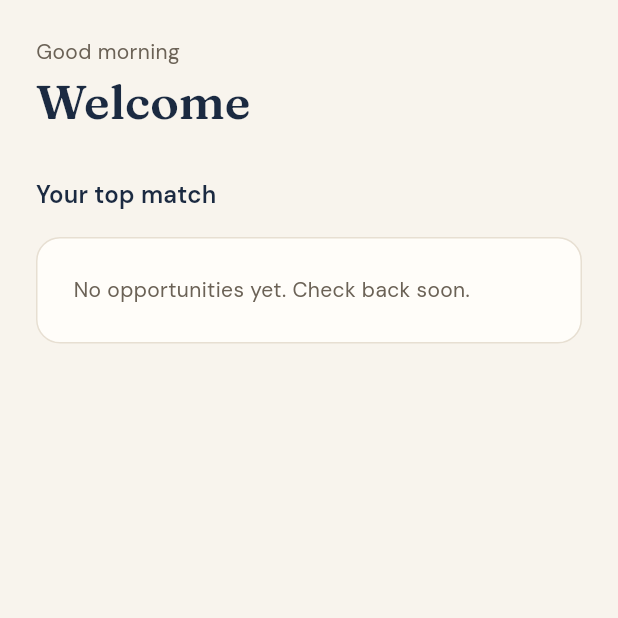
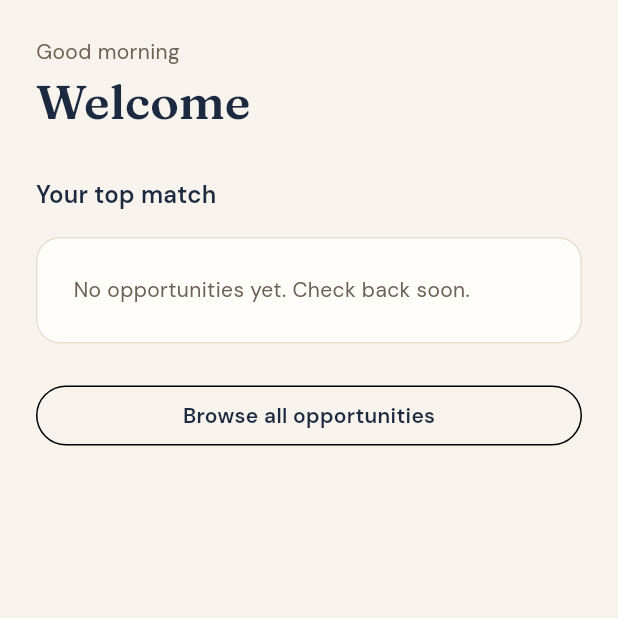
Before and after one commit to teniolaiji/Hatch_MobileDev_Formative2, a Flutter app: the StudentHomeScreen screen opened by its route, on a phone screen of 412 x 824 dp, the top half of it. Run offline on Flutter 3.47's test engine with Material 3 defaults, Android fonts, the phone set to English and light mode, and no system bars; our stand-ins replace cloud_firestore, firebase_auth, firebase_core, flutter_riverpod, go_router, google_fonts; accounts and stored records are empty.

Commit message:
Add Discover route and home entry point

```diff
--- a/lib/router/app_router.dart
+++ b/lib/router/app_router.dart
@@ -9,6 +9,7 @@ import '../screens/signup_screen.dart';
 import '../screens/role_selection_screen.dart';
 import '../screens/student_home_screen.dart';
 import '../screens/home_screen.dart';
+import 'package:hatch/screens/discover_screen.dart';
 
 class Routes {
   Routes._();
@@ -17,6 +18,7 @@ class Routes {
   static const signup = '/signup';
   static const welcome = '/welcome';
   static const onboarding = '/onboarding';
+  static const discover = '/discover';
 }
 
 class _RouterNotifier extends ChangeNotifier {
@@ -73,6 +75,10 @@ final routerProvider = Provider<GoRouter>((ref) {
         path: Routes.home,
         builder: (context, state) => const StudentHomeScreen(),
       ),
+      GoRoute(
+        path: Routes.discover,
+        builder: (context, state) => const DiscoverScreen(),
+      ),
     ],
   );
 });
--- a/lib/screens/student_home_screen.dart
+++ b/lib/screens/student_home_screen.dart
@@ -6,6 +6,8 @@ import '../utils/greeting.dart';
 import '../models/opportunity.dart';
 import '../providers/user_providers.dart';
 import '../providers/opportunity_providers.dart';
+import 'package:go_router/go_router.dart';
+import 'package:hatch/router/app_router.dart';
 
 class StudentHomeScreen extends ConsumerWidget {
   const StudentHomeScreen({super.key});
@@ -36,11 +38,18 @@ class StudentHomeScreen extends ConsumerWidget {
             opportunitiesAsync.when(
               loading: () => const _HomeLoading(),
               error: (e, _) => const _HomeMessage(
-                  text: 'Could not load opportunities right now.'),
+                text: 'Could not load opportunities right now.',
+              ),
               data: (_) => topMatch == null
                   ? const _HomeMessage(
-                      text: 'No opportunities yet. Check back soon.')
+                      text: 'No opportunities yet. Check back soon.',
+                    )
                   : _TopMatchCard(opportunity: topMatch),
+            ),
+            const SizedBox(height: AppSpacing.lg),
+            OutlinedButton(
+              onPressed: () => context.push(Routes.discover),
+              child: const Text('Browse all opportunities'),
             ),
           ],
         ),
@@ -104,9 +113,9 @@ class _HomeLoading extends StatelessWidget {
   const _HomeLoading();
   @override
   Widget build(BuildContext context) => const Padding(
-        padding: EdgeInsets.all(AppSpacing.xl),
-        child: Center(child: CircularProgressIndicator()),
-      );
+    padding: EdgeInsets.all(AppSpacing.xl),
+    child: Center(child: CircularProgressIndicator()),
+  );
 }
 
 class _HomeMessage extends StatelessWidget {
```
